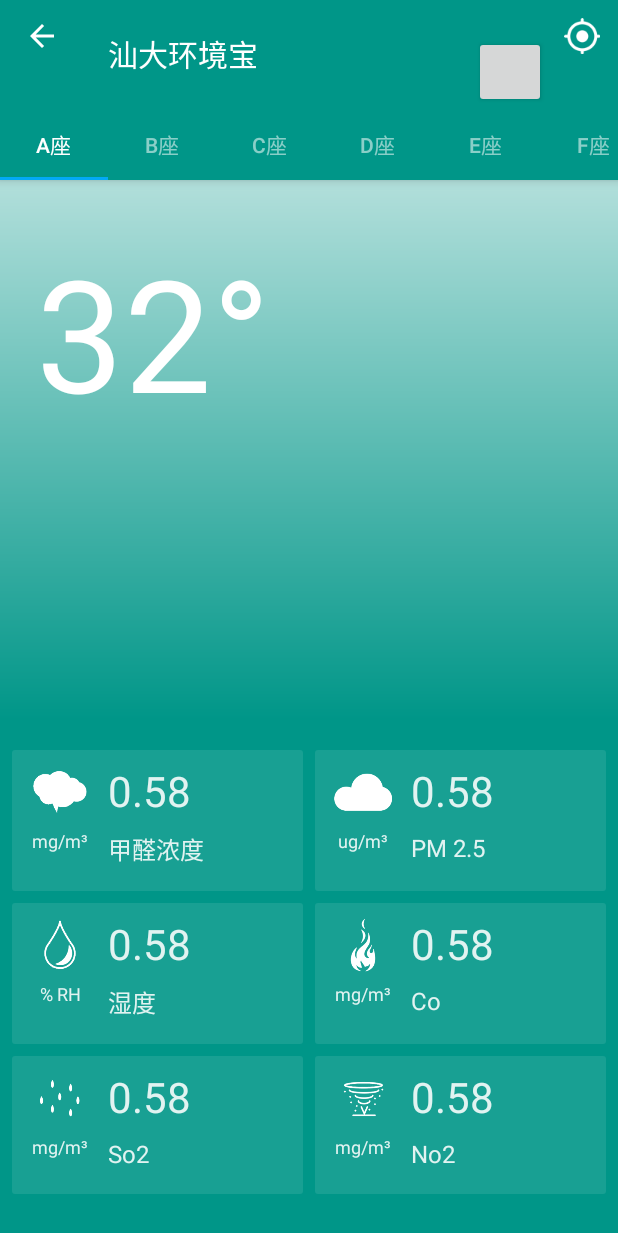
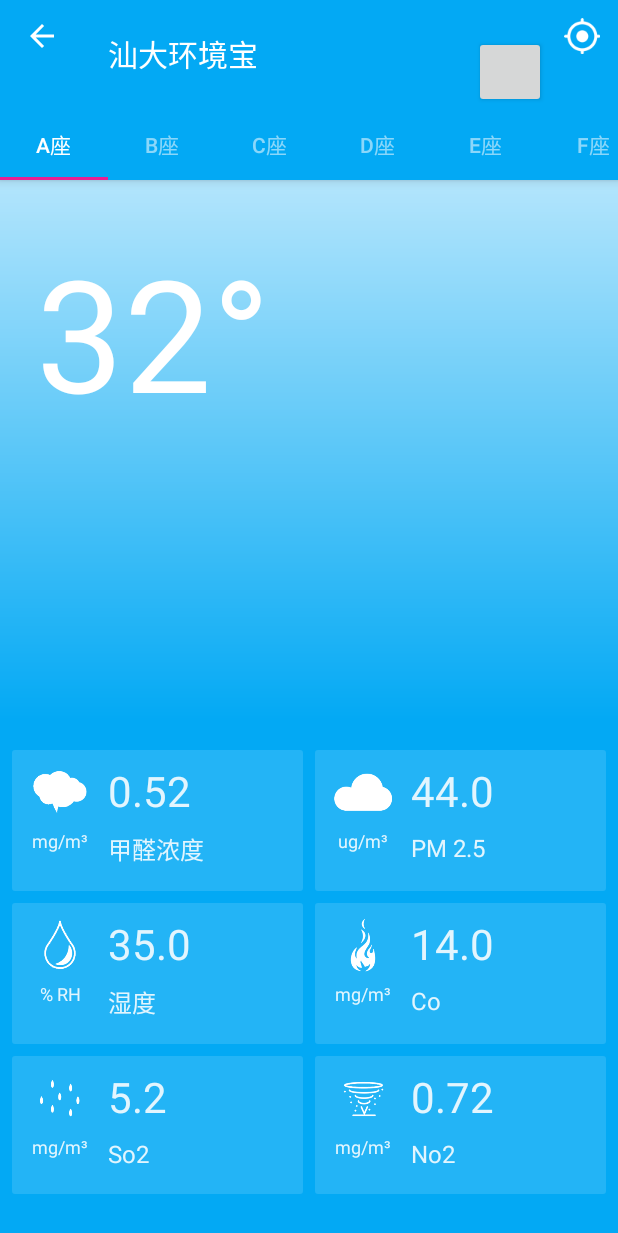
Before and after one commit to daidaijie/STUEnvironment, an Android app: the screen it shows after launch (MainActivity), on a phone screen of 412 x 824 dp. Shown: the top 1233 px of the screen. Run offline under Robolectric (Android 15) with nearby library versions, the phone set to English and light mode, and no system bars; plain views replace LikeButton.

Commit message:
蓝天版

```diff
--- a/app/src/main/java/com/daijie/stuenvironment/Dormitory.java
+++ b/app/src/main/java/com/daijie/stuenvironment/Dormitory.java
@@ -10,7 +10,7 @@ import java.util.Map;
  * Created by liyujie on 2017/4/13.
  */
 
-public class Dormitory implements Serializable{
+public class Dormitory implements Serializable {
 
     private String name;
 
@@ -21,12 +21,12 @@ public class Dormitory implements Serializable{
     public Dormitory(String name) {
         this.name = name;
         environmentInfos = new ArrayList<>();
-        environmentInfos.add(new EnvironmentInfo("甲醛浓度", "mg/m³", R.drawable.ic_jiaquan));
-        environmentInfos.add(new EnvironmentInfo("PM 2.5", "ug/m³", R.drawable.ic_pm25));
-        environmentInfos.add(new EnvironmentInfo("湿度", "% RH", R.drawable.ic_shidu));
-        environmentInfos.add(new EnvironmentInfo("Co", "mg/m³", R.drawable.ic_co));
-        environmentInfos.add(new EnvironmentInfo("So2", "mg/m³", R.drawable.ic_so2));
-        environmentInfos.add(new EnvironmentInfo("No2", "mg/m³", R.drawable.ic_no2));
+        environmentInfos.add(new EnvironmentInfo("甲醛浓度", "mg/m³", R.drawable.ic_jiaquan).setNumber(0.52));
+        environmentInfos.add(new EnvironmentInfo("PM 2.5", "ug/m³", R.drawable.ic_pm25).setNumber(44));
+        environmentInfos.add(new EnvironmentInfo("湿度", "% RH", R.drawable.ic_shidu).setNumber(35));
+        environmentInfos.add(new EnvironmentInfo("Co", "mg/m³", R.drawable.ic_co).setNumber(14));
+        environmentInfos.add(new EnvironmentInfo("So2", "mg/m³", R.drawable.ic_so2).setNumber(5.2));
+        environmentInfos.add(new EnvironmentInfo("No2", "mg/m³", R.drawable.ic_no2).setNumber(0.72));
 
         stringEnvironmentInfoMap = new HashMap<>();
         for (EnvironmentInfo environmentInfo : environmentInfos) {
--- a/app/src/main/java/com/daijie/stuenvironment/EnvironmentInfo.java
+++ b/app/src/main/java/com/daijie/stuenvironment/EnvironmentInfo.java
@@ -27,8 +27,9 @@ public class EnvironmentInfo {
         return number;
     }
 
-    public void setNumber(double number) {
+    public EnvironmentInfo setNumber(double number) {
         this.number = number;
+        return this;
     }
 
     public String getName() {
--- a/app/src/main/java/com/daijie/stuenvironment/InfoAdapter.java
+++ b/app/src/main/java/com/daijie/stuenvironment/InfoAdapter.java
@@ -43,6 +43,7 @@ public class InfoAdapter extends RecyclerView.Adapter<InfoAdapter.ViewHolder> {
         ));
         holder.mInfoTextView.setText(environmentInfo.getName());
         holder.mUnitTextView.setText(environmentInfo.getUnit());
+        holder.mNumberTextView.setText(Double.toString(environmentInfo.getNumber()));
         holder.mItemLayout.setOnClickListener(new View.OnClickListener() {
             @Override
             public void onClick(View v) {
--- a/app/src/main/res/drawable/bg_item.xml
+++ b/app/src/main/res/drawable/bg_item.xml
@@ -1,5 +1,5 @@
 <?xml version="1.0" encoding="utf-8"?>
 <shape xmlns:android="http://schemas.android.com/apk/res/android">
     <corners android:radius="2dp"/>
-    <solid android:color="#18ffffff"></solid>
+    <solid android:color="#20ffffff"></solid>
 </shape>
--- a/app/src/main/res/values/colors.xml
+++ b/app/src/main/res/values/colors.xml
@@ -1,11 +1,18 @@
 <?xml version="1.0" encoding="utf-8"?>
 <resources>
-    <color name="colorPrimary100">#B2DFDB</color>
-    <color name="colorPrimary200">#80CBC4</color>
-    <color name="colorPrimary400">#26A69A</color>
-    <color name="colorPrimary">#009688</color>
-    <color name="colorPrimaryDark">#00796b</color>
-    <color name="colorAccent">#03A9F4</color>
+    <!--<color name="colorPrimary100">#B2DFDB</color>-->
+    <!--<color name="colorPrimary200">#80CBC4</color>-->
+    <!--<color name="colorPrimary400">#26A69A</color>-->
+    <!--<color name="colorPrimary">#009688</color>-->
+    <!--<color name="colorPrimaryDark">#00796b</color>-->
+    <!--<color name="colorAccent">#03A9F4</color>-->
+    <color name="colorPrimary100">#B3E5FC</color>
+    <color name="colorPrimary200">#81D4FA</color>
+    <color name="colorPrimary400">#29B6F6</color>
+    <color name="colorPrimary">#03A9F4</color>
+    <color name="colorPrimaryDark">#0288D1</color>
+    <color name="colorAccent">#E91E93</color>
+
     <color name="colorBackground">#FAFAFA</color>
     <color name="colorTextFull">#ffffffff</color>
     <color name="colorTextPrimary">#deffffff</color>
```
